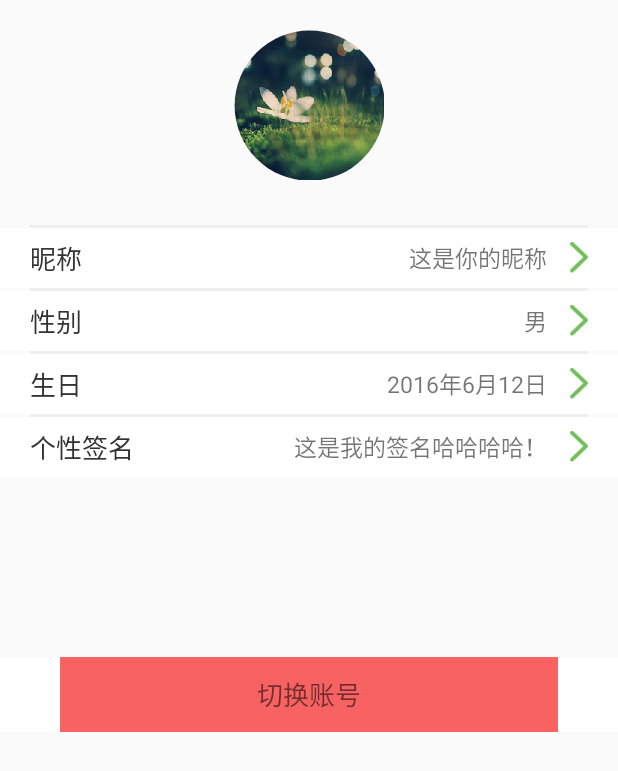
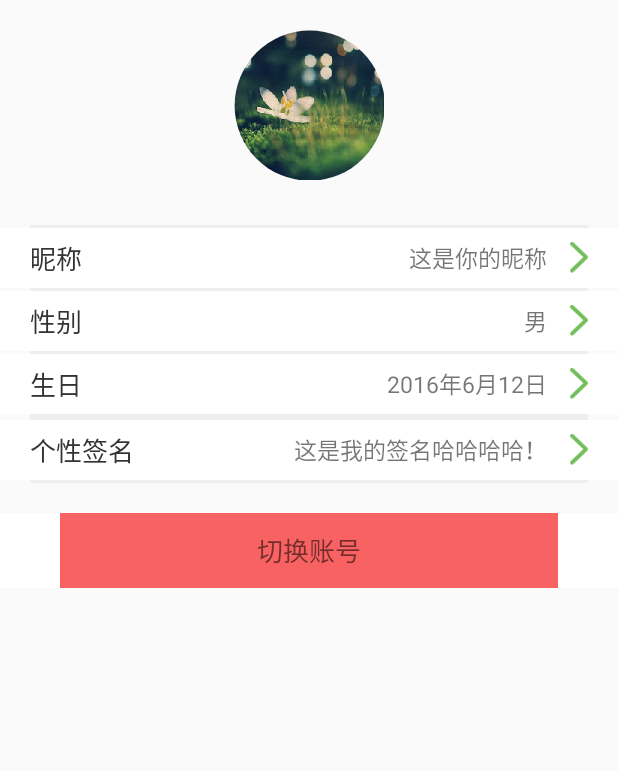
Before and after one commit to Andy-13/wasHere, an Android app: the layout fragment_account.xml on its own in the app's theme, with its tools: preview values and no code run, on a phone screen of 412 x 824 dp. Shown: the top 771 px of the screen. Run offline under Robolectric (Android 15) with nearby library versions, the phone set to English and light mode, and no system bars.

Commit message:
大作业

```diff
--- a/app/src/main/res/layout/fragment_account.xml
+++ b/app/src/main/res/layout/fragment_account.xml
@@ -190,6 +190,12 @@
             android:layout_width="match_parent"
             android:layout_height="2dp"
             android:background="@color/colorLine"/>
+    <View
+        android:layout_marginLeft="20dp"
+        android:layout_marginRight="20dp"
+        android:layout_width="match_parent"
+        android:layout_height="2dp"
+        android:background="@color/colorLine"/>
     <!--签名-->
     <RelativeLayout
         android:id="@+id/rl_set_sign"
@@ -216,7 +222,7 @@
             android:background="@drawable/bg_relative_layout">
             <TextView
                 android:id="@+id/tv_set_sign"
-                    android:layout_toLeftOf="@+id/right_arrow4"
+                android:layout_toLeftOf="@+id/right_arrow5"
                 android:layout_width="wrap_content"
                 android:layout_height="wrap_content"
                 android:textSize="15dp"
@@ -226,7 +232,7 @@
                 android:layout_centerVertical="true"
                 />
             <ImageView
-                    android:id="@+id/right_arrow4"
+                android:id="@+id/right_arrow5"
                 android:layout_width="12dp"
                 android:layout_height="wrap_content"
                 android:src="@mipmap/right_arrow"
@@ -236,13 +242,12 @@
         </RelativeLayout>
 
     </RelativeLayout>
-
-
     <View
         android:layout_marginLeft="20dp"
         android:layout_marginRight="20dp"
         android:layout_width="match_parent"
-            android:layout_height="100dp"/>
+        android:layout_height="2dp"
+        android:background="@color/colorLine"/>
 
         <RelativeLayout
             android:id="@+id/rl_logout"
@@ -250,7 +255,6 @@
             android:layout_width="match_parent"
             android:layout_height="wrap_content"
             android:background="@drawable/bg_relative_layout">
-
             <TextView
                 android:id="@+id/tv_logout"
                 android:layout_width="match_parent"
@@ -262,7 +266,6 @@
                 android:text="切换账号"
                 android:gravity="center"
                 android:textSize="17sp"/>
-
         </RelativeLayout>
 
 
```
Lines whose indentation alone changed are shown as unchanged.
